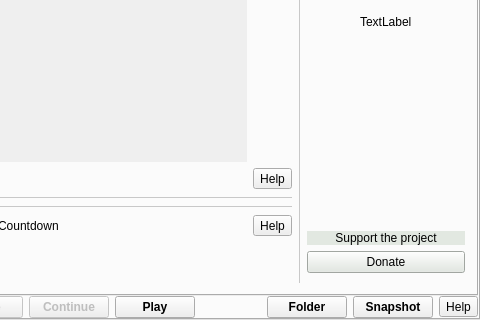
Before: the Qt Designer form src/formMainWindow.ui in vkohaupt/vokoscreenNG, drawn with Qt 5; both pictures show x 365 to 845 and y 246 to 566 of the 845 by 566 pixel window.
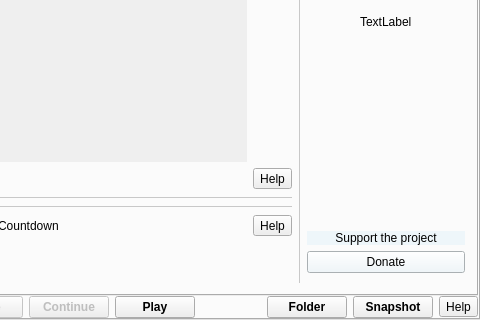
After: the same form once the commit is applied. Icons and pictures are not drawn.

What changed in the file:
```diff
--- a/src/formMainWindow.ui
+++ b/src/formMainWindow.ui
@@ -1049,7 +1049,7 @@
               <item row="5" column="0">
                <widget class="QPushButton" name="pushButtonDonate">
                 <property name="styleSheet">
-                 <string notr="true">background-color: #E2E8E1; color: black;</string>
+                 <string notr="true">background-color: #eef6fa; color: black;</string>
                 </property>
                 <property name="text">
                  <string>Donate</string>
@@ -1072,7 +1072,7 @@
               <item row="4" column="0">
                <widget class="QLabel" name="label_62">
                 <property name="styleSheet">
-                 <string notr="true">background-color: #E2E8E1; color: black;</string>
+                 <string notr="true">background-color: #eef6fa; color: black;</string>
                 </property>
                 <property name="text">
                  <string notr="true">Support the project</string>
```
Left out of the diff: 134 changed lines with no effect on the pictures.
